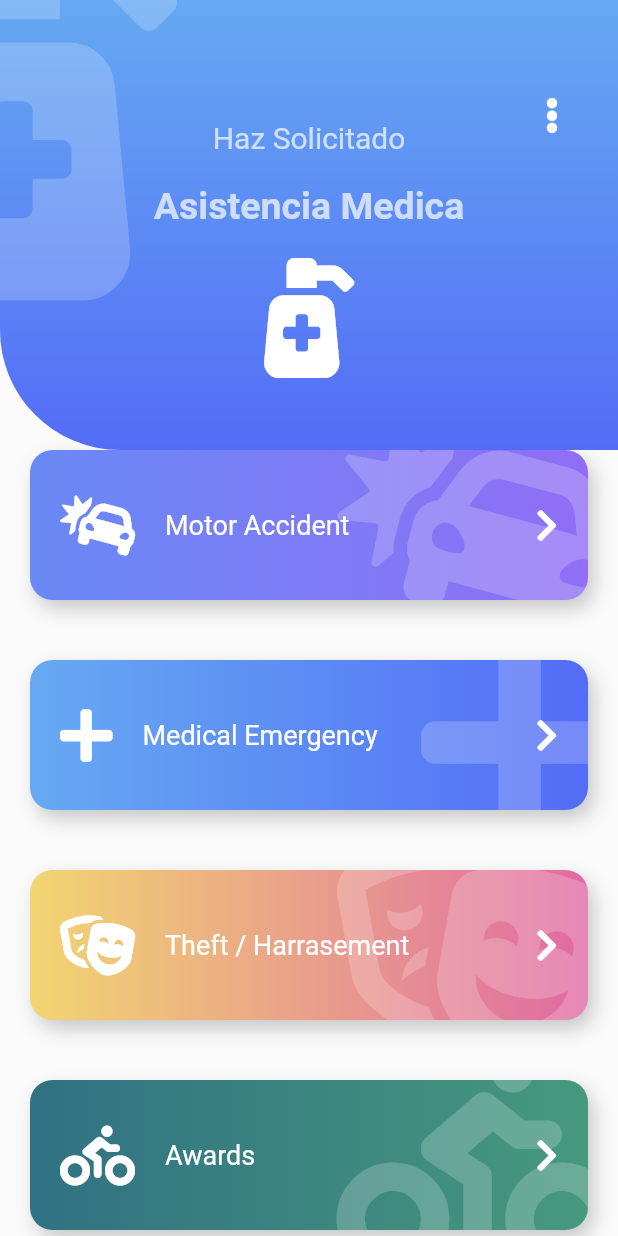
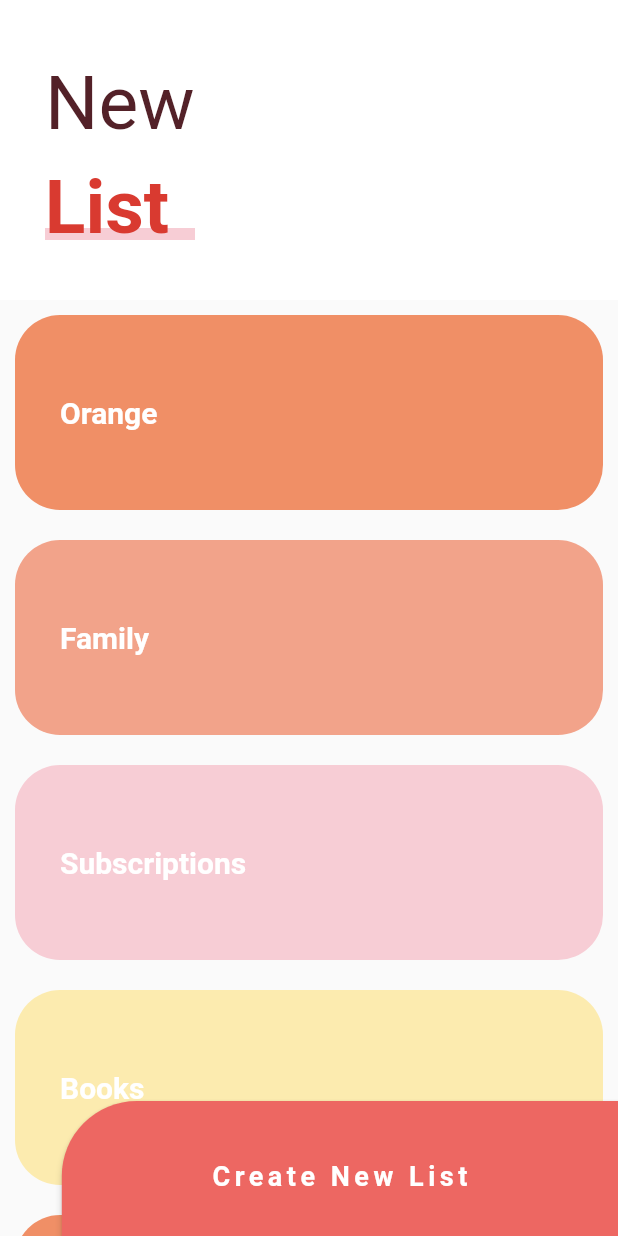
Before and after one commit to julianfrancodev/bug-free-flutter-painter-animatios, a Flutter app: the screen it shows after launch, on a phone screen of 412 x 824 dp. Run offline on Flutter 3.47's test engine with Material 2 defaults, Android fonts, the phone set to English and light mode, and no system bars; our stand-ins replace animate_do, flutter_svg, font_awesome_flutter.

Commit message:
feat: improve sliver header and customscroller

```diff
--- a/lib/main.dart
+++ b/lib/main.dart
@@ -7,11 +7,12 @@ import 'package:custom_painter/pages/header_page.dart';
 import 'package:custom_painter/labs/slideshow_page.dart';
 import 'package:custom_painter/pages/pinterest_page.dart';
 import 'package:custom_painter/pages/slideshow_page.dart';
+import 'package:custom_painter/pages/sliver_list_page.dart';
 import 'package:flutter/material.dart';
 
 void main(){
   runApp(MaterialApp(
     debugShowCheckedModeBanner: false,
-    home: EmergencyPage(),
+    home: SliverListPage(),
   ));
 }
--- /dev/null
+++ b/lib/pages/sliver_list_page.dart
@@ -0,0 +1,217 @@
+import 'package:flutter/material.dart';
+
+class SliverListPage extends StatelessWidget {
+  @override
+  Widget build(BuildContext context) {
+    return Scaffold(
+        body: Stack(
+      children: [
+        _MainScroll(),
+        Positioned(bottom: -10, right: 0, child: _ButtonNewList()),
+      ],
+    ));
+  }
+}
+
+class _ButtonNewList extends StatelessWidget {
+  @override
+  Widget build(BuildContext context) {
+    final size = MediaQuery.of(context).size;
+
+    return ButtonTheme(
+      minWidth: size.width * 0.9,
+      height: 100,
+      child: RaisedButton(
+        onPressed: () {},
+        color: Color(0xffed6762),
+        shape: RoundedRectangleBorder(
+            borderRadius: BorderRadius.only(topLeft: Radius.circular(50))),
+        child: Text(
+          'Create New List',
+          style: TextStyle(
+              color: Colors.white,
+              fontSize: 18,
+              fontWeight: FontWeight.bold,
+              letterSpacing: 3),
+        ),
+      ),
+    );
+  }
+}
+
+class _MainScroll extends StatelessWidget {
+  final items = [
+    _ListItem('Orange', Color(0xffF08F66)),
+    _ListItem('Family', Color(0xffF2A38A)),
+    _ListItem('Subscriptions', Color(0xffF7CDD5)),
+    _ListItem('Books', Color(0xffFCEBAF)),
+    _ListItem('Orange', Color(0xffF08F66)),
+    _ListItem('Family', Color(0xffF2A38A)),
+    _ListItem('Subscriptions', Color(0xffF7CDD5)),
+    _ListItem('Books', Color(0xffFCEBAF)),
+    _ListItem('Orange', Color(0xffF08F66)),
+    _ListItem('Family', Color(0xffF2A38A)),
+    _ListItem('Subscriptions', Color(0xffF7CDD5)),
+    _ListItem('Books', Color(0xffFCEBAF)),
+  ];
+
+  @override
+  Widget build(BuildContext context) {
+    return CustomScrollView(
+      physics: BouncingScrollPhysics(),
+      slivers: [
+        // SliverAppBar(
+        //   floating: true,
+        //   elevation: 0,
+        //   backgroundColor: Colors.red,
+        //   title: Text('Hello there'),
+        // ),
+
+        SliverPersistentHeader(
+          floating: true,
+          delegate: _SliverCustomHeaderDelegate(
+              minHeight: 170,
+              maxHeight: 200,
+              child: Container(
+                alignment: Alignment.centerLeft,
+                color: Colors.white,
+                child: _Title(),
+              )),
+        ),
+
+        SliverList(
+          delegate: SliverChildListDelegate([
+            ...items,
+            SizedBox(
+              height: 100,
+            ),
+          ]),
+        )
+      ],
+    );
+  }
+}
+
+class _SliverCustomHeaderDelegate extends SliverPersistentHeaderDelegate {
+  final double minHeight;
+  final double maxHeight;
+  final Widget child;
+
+  _SliverCustomHeaderDelegate(
+      {@required this.minHeight,
+      @required this.maxHeight,
+      @required this.child});
+
+  @override
+  Widget build(
+      BuildContext context, double shrinkOffset, bool overlapsContent) {
+    return SizedBox.expand(
+      child: child,
+    );
+  }
+
+  @override
+  // TODO: implement maxExtent
+  double get maxExtent => maxHeight;
+
+  @override
+  // TODO: implement minExtent
+  double get minExtent => minHeight;
+
+  @override
+  bool shouldRebuild(_SliverCustomHeaderDelegate oldDelegate) {
+    return maxHeight != oldDelegate.maxHeight ||
+        minHeight != oldDelegate.minHeight ||
+        child != oldDelegate.child;
+  }
+}
+
+class _Title extends StatelessWidget {
+  @override
+  Widget build(BuildContext context) {
+    return Column(
+      children: [
+        SizedBox(
+          height: 30,
+        ),
+        Container(
+          margin: EdgeInsets.symmetric(horizontal: 30, vertical: 10),
+          child: Text(
+            'New',
+            style: TextStyle(color: Color(0xff532128), fontSize: 50),
+          ),
+        ),
+        Stack(
+          children: [
+            SizedBox(
+              width: 100,
+            ),
+            Positioned(
+              bottom: 8,
+              child: Container(
+                width: 140,
+                height: 8,
+                decoration: BoxDecoration(color: Color(0xfff7cdd5)),
+              ),
+            ),
+            Container(
+              child: Text(
+                'List',
+                style: TextStyle(
+                    color: Color(0xffd93a30),
+                    fontSize: 50,
+                    fontWeight: FontWeight.bold),
+              ),
+            ),
+          ],
+        ),
+      ],
+    );
+  }
+}
+
+class _ListGarbage extends StatelessWidget {
+  final items = [
+    _ListItem('Orange', Color(0xffF08F66)),
+    _ListItem('Family', Color(0xffF2A38A)),
+    _ListItem('Subscriptions', Color(0xffF7CDD5)),
+    _ListItem('Books', Color(0xffFCEBAF)),
+    _ListItem('Orange', Color(0xffF08F66)),
+    _ListItem('Family', Color(0xffF2A38A)),
+    _ListItem('Subscriptions', Color(0xffF7CDD5)),
+    _ListItem('Books', Color(0xffFCEBAF)),
+  ];
+
+  @override
+  Widget build(BuildContext context) {
+    return ListView.builder(
+      physics: BouncingScrollPhysics(),
+      itemCount: items.length,
+      itemBuilder: (context, index) => items[index],
+    );
+  }
+}
+
+class _ListItem extends StatelessWidget {
+  final String title;
+  final Color color;
+
+  _ListItem(this.title, this.color);
+
+  @override
+  Widget build(BuildContext context) {
+    return Container(
+      alignment: Alignment.centerLeft,
+      padding: EdgeInsets.all(30),
+      child: Text(
+        this.title,
+        style: TextStyle(
+            color: Colors.white, fontWeight: FontWeight.bold, fontSize: 20),
+      ),
+      margin: EdgeInsets.all(10),
+      height: 130,
+      decoration: BoxDecoration(
+          color: this.color, borderRadius: BorderRadius.circular(30)),
+    );
+  }
+}
```
